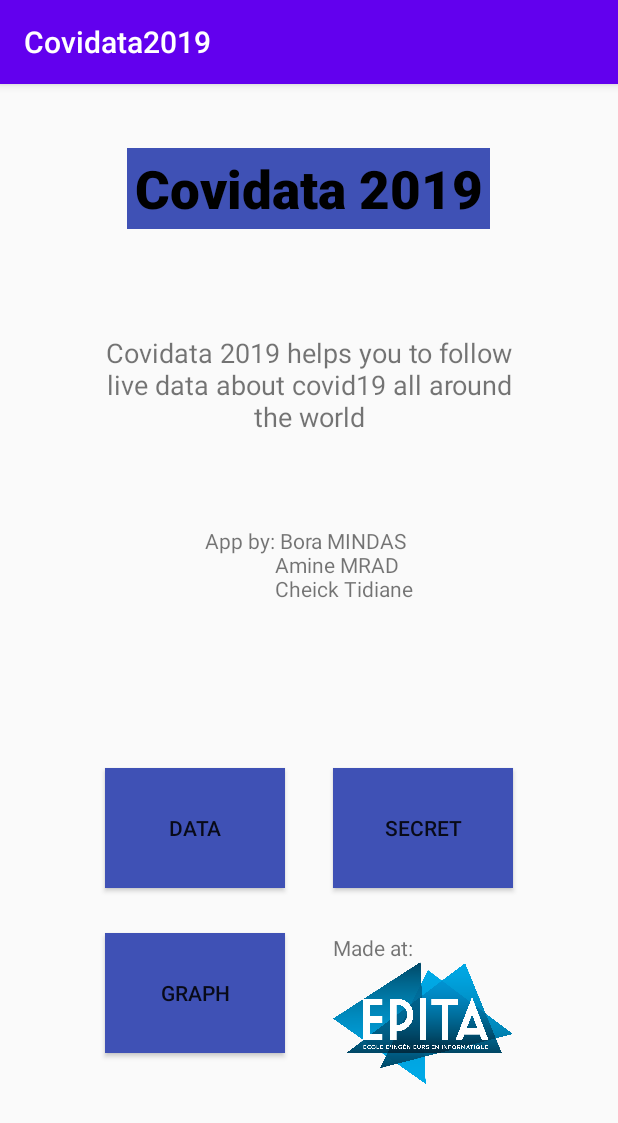
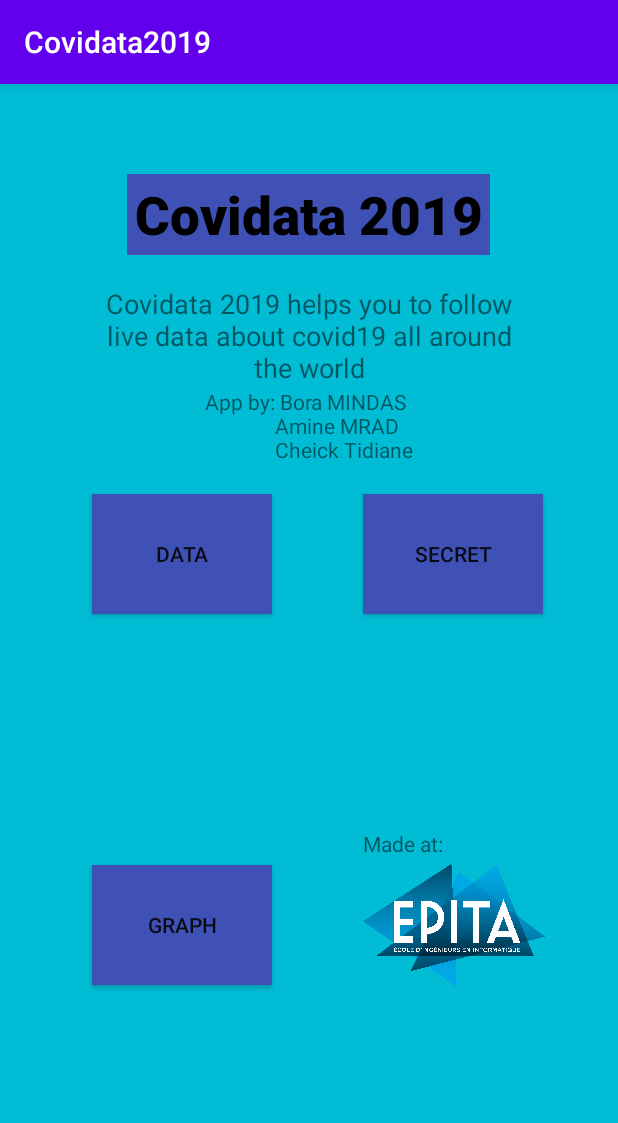
Before and after one commit to hurrikaanig/ing1_p22_covidata2019, an Android app: the screen it shows after launch (MainActivity), on a phone screen of 412 x 824 dp. Shown: the top 1123 px of the screen. Run offline under Robolectric (Android 15) with nearby library versions, the light colour scheme and no system bars.

Commit message:
Added graph screen, country screen and modified data screen

```diff
--- a/app/build.gradle
+++ b/app/build.gradle
@@ -30,6 +30,7 @@ dependencies {
     implementation 'androidx.core:core-ktx:1.1.0'
     implementation 'androidx.appcompat:appcompat:1.1.0'
     implementation 'androidx.constraintlayout:constraintlayout:1.1.3'
+    implementation 'androidx.recyclerview:recyclerview:1.1.0'
     testImplementation 'junit:junit:4.12'
     androidTestImplementation 'androidx.test.ext:junit:1.1.1'
     androidTestImplementation 'androidx.test.espresso:espresso-core:3.2.0'
--- a/app/src/main/AndroidManifest.xml
+++ b/app/src/main/AndroidManifest.xml
@@ -9,6 +9,9 @@
         android:roundIcon="@mipmap/ic_launcher_round"
         android:supportsRtl="true"
         android:theme="@style/AppTheme">
+        <activity android:name=".GraphActivity"></activity>
+        <activity android:name=".CountryActivity" />
+        <activity android:name=".DataActivity" />
         <activity android:name=".MainActivity">
             <intent-filter>
                 <action android:name="android.intent.action.MAIN" />
--- a/app/src/main/java/com/epita/covidata2019/MainActivity.kt
+++ b/app/src/main/java/com/epita/covidata2019/MainActivity.kt
@@ -1,11 +1,29 @@
 package com.epita.covidata2019
 
+import android.content.Intent
 import androidx.appcompat.app.AppCompatActivity
 import android.os.Bundle
+import kotlinx.android.synthetic.main.activity_main.*
 
 class MainActivity : AppCompatActivity() {
+
+
     override fun onCreate(savedInstanceState: Bundle?) {
         super.onCreate(savedInstanceState)
         setContentView(R.layout.activity_main)
+        buttonGoData.setOnClickListener{
+            val intent = Intent(this, DataActivity::class.java)
+            startActivity(intent)
+        }
+
+        buttonGoGraph.setOnClickListener{
+            val intent = Intent(this, GraphActivity::class.java)
+            startActivity(intent)
+        }
+
+
+
     }
+
+
 }
--- a/app/src/main/res/layout/activity_main.xml
+++ b/app/src/main/res/layout/activity_main.xml
@@ -4,32 +4,31 @@
     xmlns:tools="http://schemas.android.com/tools"
     android:layout_width="match_parent"
     android:layout_height="match_parent"
+    android:layout_weight="1"
+    android:background="#00BCD4"
     tools:context=".MainActivity">
 
     <TextView
         android:id="@+id/textView2"
         android:layout_width="242dp"
         android:layout_height="54dp"
+        android:layout_marginTop="60dp"
         android:background="#3F51B5"
         android:fontFamily="sans-serif-black"
         android:gravity="center"
         android:text="Covidata 2019"
         android:textColor="#000000"
         android:textSize="35sp"
-        app:layout_constraintBottom_toBottomOf="parent"
         app:layout_constraintHorizontal_bias="0.498"
         app:layout_constraintLeft_toLeftOf="parent"
         app:layout_constraintRight_toRightOf="parent"
-        app:layout_constraintTop_toTopOf="parent"
-        app:layout_constraintVertical_bias="0.06" />
+        app:layout_constraintTop_toTopOf="parent" />
 
     <TextView
         android:id="@+id/textView"
         android:layout_width="287dp"
         android:layout_height="68dp"
-        android:layout_marginStart="80dp"
-        android:layout_marginTop="70dp"
-        android:layout_marginEnd="80dp"
+        android:layout_marginTop="20dp"
         android:gravity="center"
         android:text="Covidata 2019 helps you to follow live data about covid19 all around the world"
         android:textSize="18sp"
@@ -41,61 +40,62 @@
         android:id="@+id/textView3"
         android:layout_width="wrap_content"
         android:layout_height="wrap_content"
-        android:layout_marginTop="60dp"
         android:text="App by: Bora MINDAS\n              Amine MRAD\n              Cheick Tidiane"
         app:layout_constraintEnd_toEndOf="parent"
         app:layout_constraintStart_toStartOf="parent"
         app:layout_constraintTop_toBottomOf="@+id/textView" />
 
     <Button
-        android:id="@+id/button"
+        android:id="@+id/buttonGoData"
         android:layout_width="120dp"
         android:layout_height="80dp"
-        android:layout_marginStart="70dp"
-        android:layout_marginTop="110dp"
+        android:layout_marginTop="20dp"
         android:background="#3F51B5"
         android:text="Data"
+        app:layout_constraintEnd_toStartOf="@+id/buttonGoSecret"
+        app:layout_constraintHorizontal_weight="1"
         app:layout_constraintStart_toStartOf="parent"
         app:layout_constraintTop_toBottomOf="@+id/textView3" />
 
     <Button
-        android:id="@+id/button2"
+        android:id="@+id/buttonGoSecret"
         android:layout_width="120dp"
         android:layout_height="80dp"
-        android:layout_marginTop="110dp"
-        android:layout_marginEnd="70dp"
+        android:layout_marginEnd="50dp"
         android:background="#3F51B5"
         android:text="Secret"
+        app:layout_constraintBottom_toBottomOf="@+id/buttonGoData"
         app:layout_constraintEnd_toEndOf="parent"
-        app:layout_constraintTop_toBottomOf="@+id/textView3" />
+        app:layout_constraintHorizontal_weight="1"
+        app:layout_constraintVertical_weight="1" />
 
     <Button
-        android:id="@+id/button3"
+        android:id="@+id/buttonGoGraph"
         android:layout_width="120dp"
         android:layout_height="80dp"
-        android:layout_marginStart="70dp"
-        android:layout_marginTop="30dp"
         android:background="#3F51B5"
         android:text="Graph"
+        app:layout_constraintBottom_toBottomOf="parent"
+        app:layout_constraintEnd_toStartOf="@+id/imageView"
         app:layout_constraintStart_toStartOf="parent"
-        app:layout_constraintTop_toBottomOf="@+id/button" />
+        app:layout_constraintTop_toBottomOf="@+id/buttonGoData"
+        app:layout_constraintVertical_weight="1" />
 
     <TextView
         android:id="@+id/textView4"
         android:layout_width="wrap_content"
         android:layout_height="wrap_content"
-        android:layout_marginTop="30dp"
         android:text="Made at:"
-        app:layout_constraintStart_toStartOf="@+id/button2"
-        app:layout_constraintTop_toBottomOf="@+id/button2" />
+        app:layout_constraintBottom_toTopOf="@+id/imageView"
+        app:layout_constraintStart_toStartOf="@+id/buttonGoSecret" />
 
     <ImageView
         android:id="@+id/imageView"
-        android:layout_width="120dp"
-        android:layout_height="240dp"
-        android:layout_marginTop="50dp"
+        android:layout_width="121dp"
+        android:layout_height="90dp"
+        app:layout_constraintBottom_toBottomOf="@+id/buttonGoGraph"
         app:layout_constraintStart_toStartOf="@+id/textView4"
-        app:layout_constraintTop_toTopOf="@+id/button2"
-        app:srcCompat="@drawable/Epita" />
+        app:layout_constraintTop_toTopOf="@+id/buttonGoGraph"
+        app:srcCompat="@drawable/epita" />
 
 </androidx.constraintlayout.widget.ConstraintLayout>
```
Also changed, not shown: app/src/main/java/com/epita/covidata2019/CountryActivity.kt (added, +11 -0 lines), app/src/main/java/com/epita/covidata2019/DataActivity.kt (added, +11 -0 lines), app/src/main/java/com/epita/covidata2019/GraphActivity.kt (added, +11 -0 lines), app/src/main/res/layout/activity_country_data.xml (added, +86 -0 lines), app/src/main/res/layout/activity_data.xml (added, +114 -0 lines), app/src/main/res/layout/activity_graph_data.xml (added, +59 -0 lines), app/src/main/res/drawable/epita.png (renamed from app/src/main/res/drawable/Epita.png).
